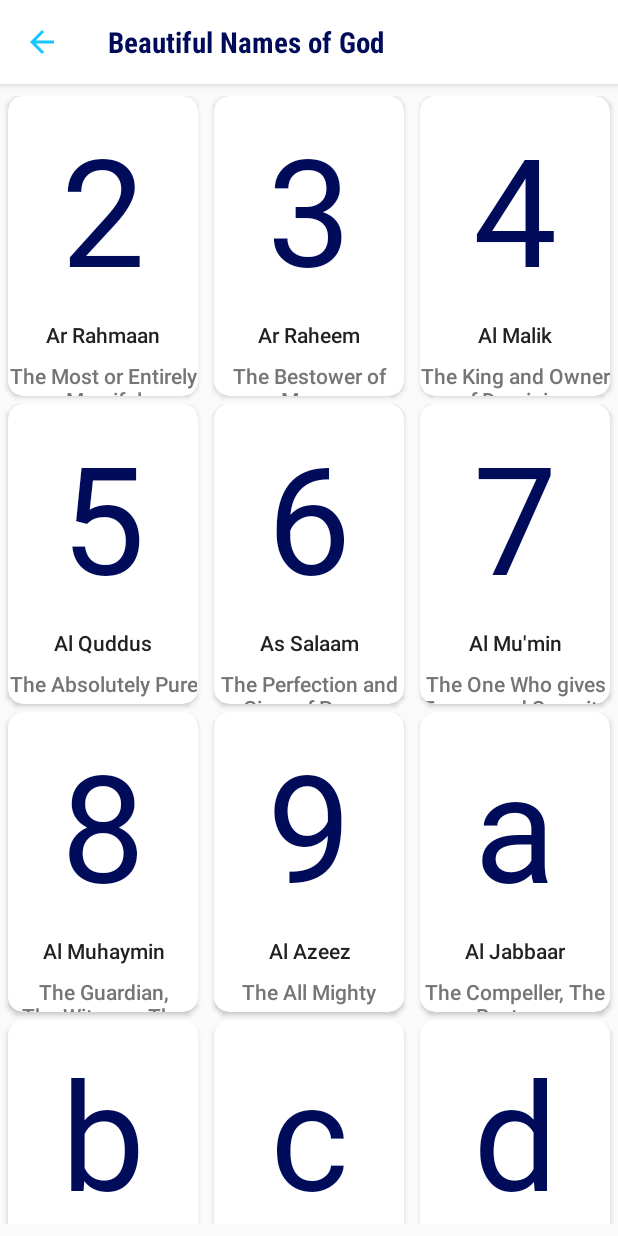
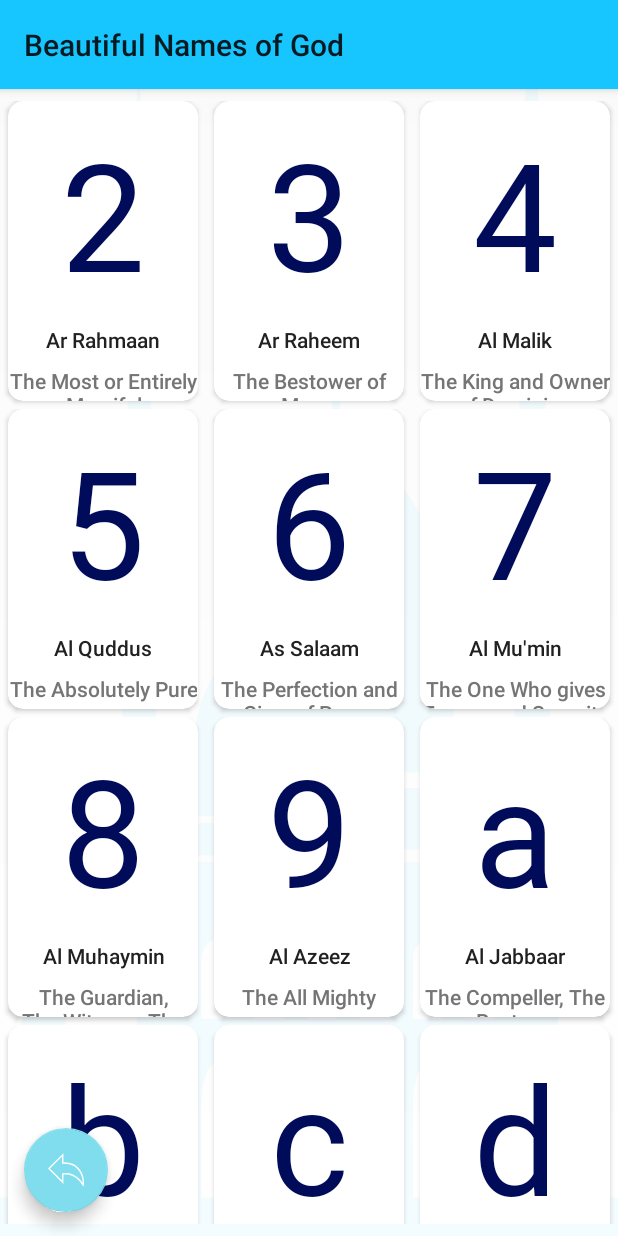
Before and after one commit to Five-Prayers/five-prayers-android, an Android app: the NamesActivity screen opened directly, with no data from a screen before it, on a phone screen of 412 x 824 dp. Run offline under Robolectric (Android 15) with nearby library versions, the phone set to English and light mode, and no system bars.

Commit message:
Update tool bar for Calendar and Names Activities

```diff
--- a/app/src/main/java/com/hbouzidi/fiveprayers/ui/names/NamesActivity.java
+++ b/app/src/main/java/com/hbouzidi/fiveprayers/ui/names/NamesActivity.java
@@ -3,11 +3,10 @@ package com.hbouzidi.fiveprayers.ui.names;
 import android.os.Bundle;
 
 import androidx.appcompat.app.AppCompatActivity;
-import androidx.appcompat.widget.Toolbar;
-import androidx.core.content.ContextCompat;
 import androidx.recyclerview.widget.LinearLayoutManager;
 import androidx.recyclerview.widget.RecyclerView;
 
+import com.google.android.material.floatingactionbutton.FloatingActionButton;
 import com.hbouzidi.fiveprayers.R;
 
 public class NamesActivity extends AppCompatActivity {
@@ -21,9 +20,8 @@ public class NamesActivity extends AppCompatActivity {
 
         namesRecyclerView = findViewById(R.id.names_recycler_view);
 
-        Toolbar toolbar = findViewById(R.id.names_toolbar);
-        toolbar.setNavigationIcon(ContextCompat.getDrawable(this, R.drawable.ic_arrow_back));
-        toolbar.setNavigationOnClickListener(v -> finish());
+        FloatingActionButton fab = findViewById(R.id.fab);
+        fab.setOnClickListener(view -> finish());
 
         initRecyclerView();
     }
--- a/app/src/main/res/layout/activity_compass.xml
+++ b/app/src/main/res/layout/activity_compass.xml
@@ -21,6 +21,7 @@
             android:layout_height="wrap_content"
             android:gravity="center"
             android:minHeight="?actionBarSize"
+            android:fontFamily="sans-serif-medium"
             android:padding="@dimen/appbar_padding"
             android:text="@string/title_qibla_direction"
             android:textAppearance="@style/TextAppearance.Widget.AppCompat.Toolbar.Title"
--- a/app/src/main/res/layout/activity_names.xml
+++ b/app/src/main/res/layout/activity_names.xml
@@ -1,29 +1,48 @@
 <?xml version="1.0" encoding="utf-8"?>
-<androidx.constraintlayout.widget.ConstraintLayout
-    xmlns:android="http://schemas.android.com/apk/res/android"
+<androidx.constraintlayout.widget.ConstraintLayout xmlns:android="http://schemas.android.com/apk/res/android"
     xmlns:app="http://schemas.android.com/apk/res-auto"
     xmlns:tools="http://schemas.android.com/tools"
     android:layout_width="match_parent"
     android:layout_height="match_parent"
-    xmlns:table="http://schemas.android.com/apk/res-auto"
+    android:background="@drawable/white_blue_mosque_gradient_background"
+    android:fillViewport="true"
     tools:context=".ui.names.NamesActivity">
 
-    <androidx.appcompat.widget.Toolbar
+    <com.google.android.material.appbar.AppBarLayout
         android:id="@+id/names_toolbar"
-        style="@style/toolbar"
-        android:layout_width="0dp"
+        android:layout_width="match_parent"
         android:layout_height="wrap_content"
-        android:elevation="4dp"
+        android:theme="@style/AppTheme.AppBarOverlay"
         app:layout_constraintEnd_toEndOf="parent"
         app:layout_constraintStart_toStartOf="parent"
-        app:layout_constraintTop_toTopOf="parent"
-        app:navigationIcon="@drawable/ic_arrow_back"
-        app:popupTheme="@style/ThemeOverlay.AppCompat.Light"
-        app:theme="@style/ThemeOverlay.AppCompat.Dark.ActionBar"
-        app:title="@string/names_view_title"
-        app:titleTextAppearance="@style/Toolbar.TitleText"
-        table:layout_constraintHorizontal_bias="1.0">
-    </androidx.appcompat.widget.Toolbar>
+        app:layout_constraintTop_toTopOf="parent">
+
+        <TextView
+            android:layout_width="wrap_content"
+            android:layout_height="wrap_content"
+            android:fontFamily="sans-serif-medium"
+            android:gravity="center"
+            android:minHeight="?actionBarSize"
+            android:padding="@dimen/appbar_padding"
+            android:text="@string/names_view_title"
+            android:textAppearance="@style/TextAppearance.Widget.AppCompat.Toolbar.Title"
+            app:layout_constraintBottom_toBottomOf="parent"
+            app:layout_constraintStart_toStartOf="parent"
+            app:layout_constraintTop_toTopOf="parent" />
+    </com.google.android.material.appbar.AppBarLayout>
+
+    <com.google.android.material.floatingactionbutton.FloatingActionButton
+        android:id="@+id/fab"
+        android:layout_width="wrap_content"
+        android:layout_height="wrap_content"
+        android:layout_gravity="bottom|start"
+        android:layout_marginStart="@dimen/fab_margin"
+        android:layout_marginLeft="@dimen/fab_margin"
+        android:layout_marginBottom="16dp"
+        android:src="@drawable/ic_back_52dp"
+        android:tint="@color/white"
+        app:layout_constraintBottom_toBottomOf="parent"
+        app:layout_constraintStart_toStartOf="parent" />
 
     <androidx.constraintlayout.widget.ConstraintLayout
         android:id="@+id/title_layout"
--- a/app/src/main/res/layout/activity_quran.xml
+++ b/app/src/main/res/layout/activity_quran.xml
@@ -25,6 +25,7 @@
                 android:gravity="center"
                 android:minHeight="?actionBarSize"
                 android:padding="@dimen/appbar_padding"
+                android:fontFamily="sans-serif-medium"
                 android:text="@string/quran"
                 android:textAppearance="@style/TextAppearance.Widget.AppCompat.Toolbar.Title"
                 app:layout_constraintBottom_toBottomOf="parent"
--- a/app/src/main/res/layout/activity_timing_table.xml
+++ b/app/src/main/res/layout/activity_timing_table.xml
@@ -26,6 +26,7 @@
             android:gravity="center"
             android:minHeight="?actionBarSize"
             android:padding="@dimen/appbar_padding"
+            android:fontFamily="sans-serif-medium"
             app:title="@string/calendar_view_title"
             android:textAppearance="@style/TextAppearance.Widget.AppCompat.Toolbar.Title"
             app:layout_constraintBottom_toBottomOf="parent"
--- a/app/src/main/res/values/dimens.xml
+++ b/app/src/main/res/values/dimens.xml
@@ -6,9 +6,9 @@
     <dimen name="spacing_xsmall">2dp</dimen>
     <dimen name="spacing_small">3dp</dimen>
     <dimen name="spacing_medium">5dp</dimen>
-    <dimen name="spacing_xmedium">7dp</dimen>
+    <dimen name="spacing_xmedium">8dp</dimen>
     <dimen name="spacing_middle">10dp</dimen>
-    <dimen name="spacing_large">15dp</dimen>
+    <dimen name="spacing_large">16dp</dimen>
     <dimen name="spacing_smlarge">18dp</dimen>
     <dimen name="spacing_mlarge">20dp</dimen>
     <dimen name="spacing_mxlarge">25dp</dimen>
```
Also changed, not shown: app/src/main/java/com/hbouzidi/fiveprayers/ui/calendar/CalendarActivity.java (+12 -10 lines), app/src/main/res/layout/activity_calendar.xml (+59 -15 lines).
